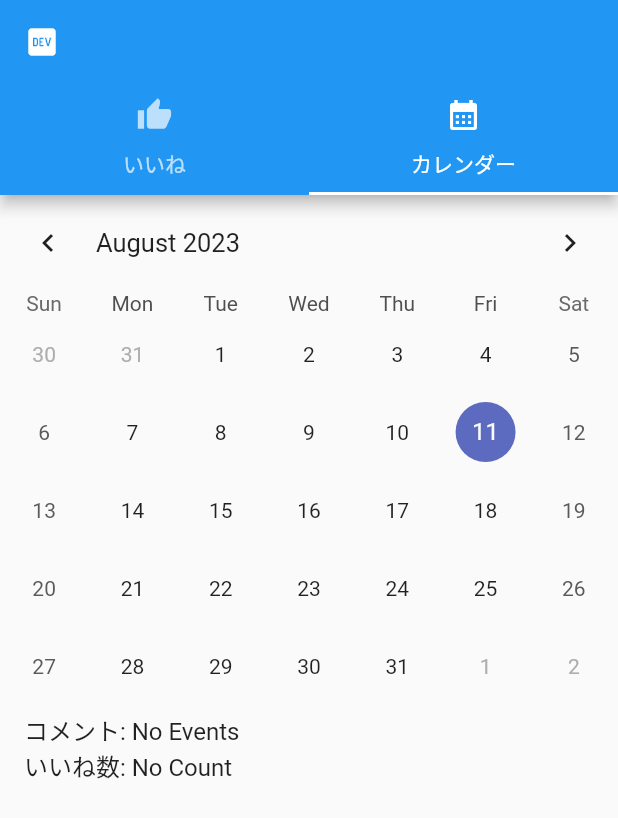
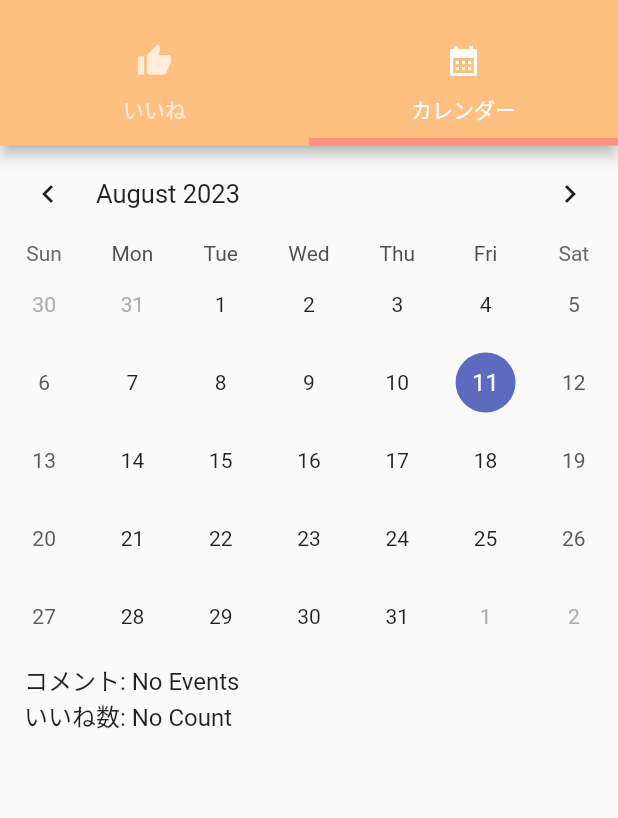
Before and after one commit to youten410/me-good, a Flutter app: the screen it shows after launch, tab 2 chosen, on a phone screen of 412 x 824 dp. Shown: the top 818 px of the screen. Run offline on Flutter 3.47's test engine with Material 2 defaults, Android fonts, the phone set to English and light mode, and no system bars; drawn by our look-alikes of table_calendar; our stand-ins replace cloud_firestore, firebase_core, go_router; accounts and stored records are empty; statements that could not run were skipped.

Commit message:
update : appbarの色とタブバーのインディケーターの下線の太さなどを変更

```diff
--- a/lib/screens/home_screen.dart
+++ b/lib/screens/home_screen.dart
@@ -10,9 +10,9 @@ class HomeScreen extends StatefulWidget {
 }
 
 class _HomeScreenState extends State<HomeScreen> {
-  final _tab = <Tab> [
-    Tab( text:'いいね', icon: Icon(Icons.thumb_up)),
-    Tab( text:'カレンダー', icon: Icon(Icons.calendar_month)),
+  final _tab = <Tab>[
+    Tab(text: 'いいね', icon: Icon(Icons.thumb_up)),
+    Tab(text: 'カレンダー', icon: Icon(Icons.calendar_month)),
   ];
 
   Widget build(BuildContext context) {
@@ -20,17 +20,16 @@ class _HomeScreenState extends State<HomeScreen> {
       length: _tab.length,
       child: Scaffold(
         appBar: AppBar(
-          title: Icon(Icons.logo_dev),
+          toolbarHeight: 20,
+          backgroundColor: HSLColor.fromAHSL(1.0, 30, 1.0, 0.75).toColor(),
+          //shadowColor: Colors.black,
           bottom: TabBar(
+            indicatorColor: HSLColor.fromAHSL(1.0, 10, 1.0, 0.75).toColor(),
+            indicatorWeight: 5,
             tabs: _tab,
           ),
         ),
-        body: TabBarView(
-            children: <Widget> [
-              GoodScreen(),
-              CalendarScreen()
-            ]
-        ),
+        body: TabBarView(children: <Widget>[GoodScreen(), CalendarScreen()]),
       ),
     );
   }
```
